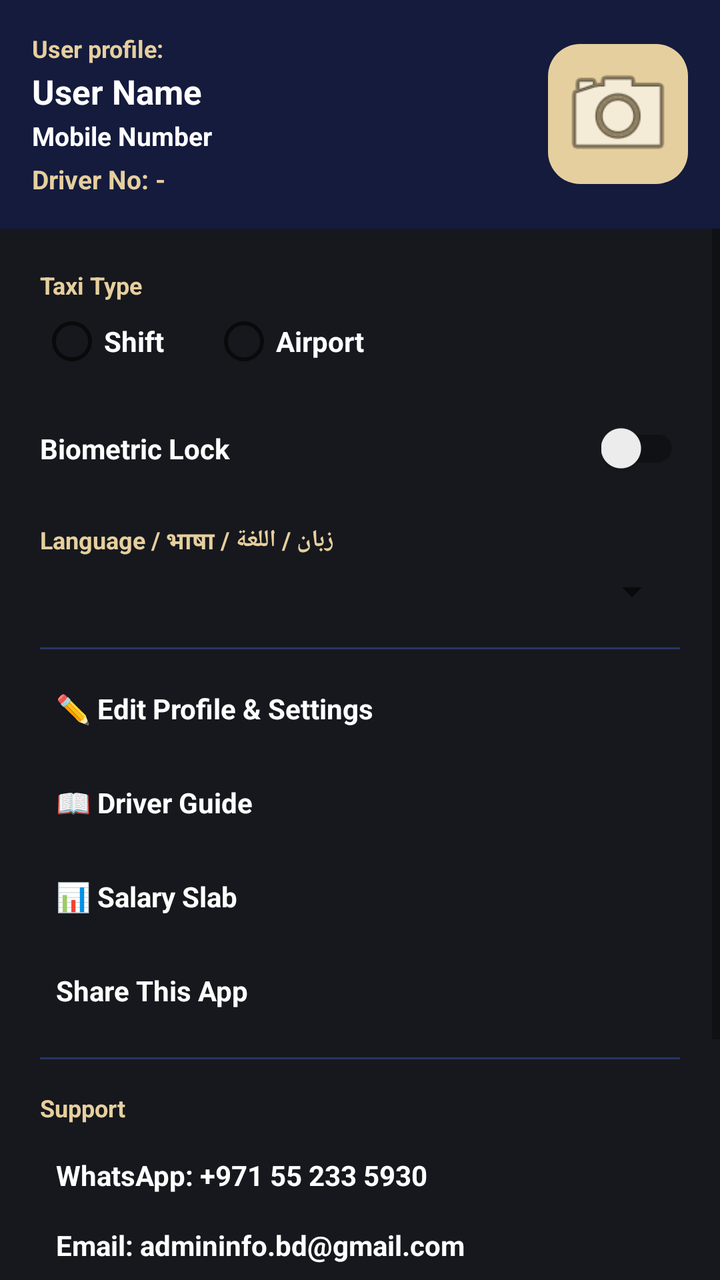
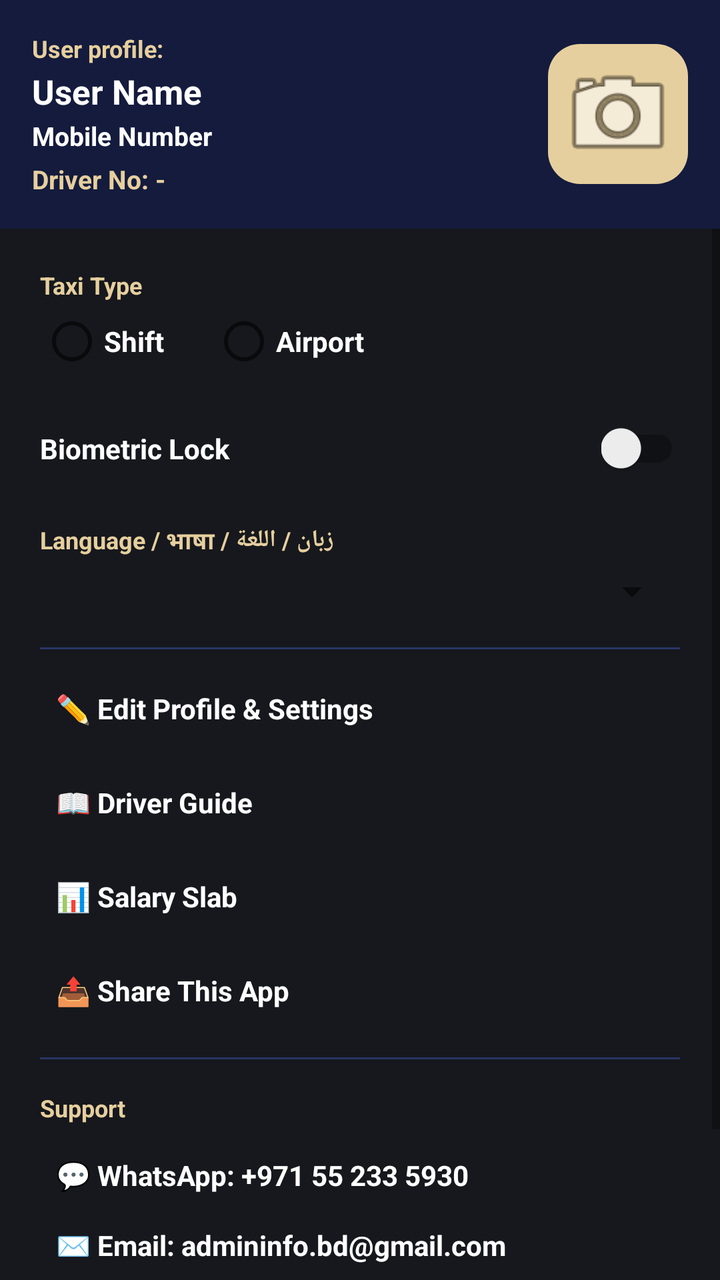

An Android layout rendered at two revisions. The XML below is the earlier revision; the diff shows what the commit changed to produce the second picture.
<!-- AndroidManifest.xml: application theme Theme.AppCompat.Light.NoActionBar -->
<!-- res/layout/nav_drawer_content.xml -->
<?xml version="1.0" encoding="utf-8"?>
<LinearLayout xmlns:android="http://schemas.android.com/apk/res/android"
    android:layout_width="match_parent"
    android:layout_height="match_parent"
    android:background="@color/ta_graphite"
    android:orientation="vertical">

    
    <LinearLayout
        android:layout_width="match_parent"
        android:layout_height="wrap_content"
        android:background="@color/ta_inky_blue"
        android:gravity="center_vertical"
        android:orientation="horizontal"
        android:padding="16dp">

        <LinearLayout
            android:layout_width="0dp"
            android:layout_height="wrap_content"
            android:layout_weight="1"
            android:orientation="vertical">

            <TextView
                android:layout_width="wrap_content"
                android:layout_height="wrap_content"
                android:text="User profile:"
                android:textColor="@color/ta_champagne"
                android:textSize="12sp"
                android:textStyle="bold" />

            <TextView
                android:id="@+id/tvDrawerName"
                android:layout_width="match_parent"
                android:layout_height="wrap_content"
                android:layout_marginTop="2dp"
                android:text="User Name"
                android:textColor="@color/ta_white"
                android:textSize="17sp"
                android:textStyle="bold" />

            <TextView
                android:id="@+id/tvDrawerMobile"
                android:layout_width="match_parent"
                android:layout_height="wrap_content"
                android:layout_marginTop="2dp"
                android:text="Mobile Number"
                android:textColor="@color/ta_white"
                android:textSize="13sp"
                android:textStyle="bold" />

            <TextView
                android:id="@+id/tvDrawerDriverNo"
                android:layout_width="match_parent"
                android:layout_height="wrap_content"
                android:layout_marginTop="4dp"
                android:text="Driver No: -"
                android:textColor="@color/ta_champagne"
                android:textSize="13sp"
                android:textStyle="bold" />
        </LinearLayout>

        
        <LinearLayout
            android:id="@+id/btnUploadProfilePic"
            android:layout_width="70dp"
            android:layout_height="70dp"
            android:background="@drawable/bg_iconbox_ta"
            android:gravity="center"
            android:orientation="vertical"
            android:padding="4dp">

            <ImageView
                android:id="@+id/ivProfilePic"
                android:layout_width="60dp"
                android:layout_height="60dp"
                android:contentDescription="Profile picture"
                android:scaleType="centerCrop"
                android:src="@android:drawable/ic_menu_camera" />
        </LinearLayout>
    </LinearLayout>

    <ScrollView
        android:layout_width="match_parent"
        android:layout_height="0dp"
        android:layout_weight="1">

        <LinearLayout
            android:layout_width="match_parent"
            android:layout_height="wrap_content"
            android:orientation="vertical"
            android:padding="20dp">

            <TextView
                android:layout_width="wrap_content"
                android:layout_height="wrap_content"
                android:text="Taxi Type"
                android:textColor="@color/ta_champagne"
                android:textSize="12sp"
                android:textStyle="bold" />

            <RadioGroup
                android:id="@+id/rgDrawerTaxiType"
                android:layout_width="match_parent"
                android:layout_height="wrap_content"
                android:layout_marginTop="4dp"
                android:layout_marginBottom="24dp"
                android:orientation="horizontal">

                <RadioButton
                    android:id="@+id/rbDrawerShiftTaxi"
                    android:layout_width="wrap_content"
                    android:layout_height="wrap_content"
                    android:text="Shift"
                    android:textColor="@color/ta_white"
                    android:textStyle="bold" />

                <RadioButton
                    android:id="@+id/rbDrawerAirportTaxi"
                    android:layout_width="wrap_content"
                    android:layout_height="wrap_content"
                    android:layout_marginStart="24dp"
                    android:text="Airport"
                    android:textColor="@color/ta_white"
                    android:textStyle="bold" />
            </RadioGroup>

            <LinearLayout
                android:layout_width="match_parent"
                android:layout_height="wrap_content"
                android:layout_marginBottom="24dp"
                android:gravity="center_vertical"
                android:orientation="horizontal">

                <TextView
                    android:layout_width="0dp"
                    android:layout_height="wrap_content"
                    android:layout_weight="1"
                    android:text="Biometric Lock"
                    android:textColor="@color/ta_white"
                    android:textSize="14sp"
                    android:textStyle="bold" />

                <androidx.appcompat.widget.SwitchCompat
                    android:id="@+id/switchBiometric"
                    android:layout_width="wrap_content"
                    android:layout_height="wrap_content" />
            </LinearLayout>

            <TextView
                android:layout_width="wrap_content"
                android:layout_height="wrap_content"
                android:layout_marginBottom="4dp"
                android:text="Language / भाषा / زبان / اللغة"
                android:textColor="@color/ta_champagne"
                android:textSize="12sp"
                android:textStyle="bold" />

            <Spinner
                android:id="@+id/spinnerLanguage"
                android:layout_width="match_parent"
                android:layout_height="wrap_content"
                android:layout_marginBottom="16dp" />

            <View
                android:layout_width="match_parent"
                android:layout_height="1dp"
                android:layout_marginBottom="12dp"
                android:background="@color/ta_inky_border" />

            <TextView
                android:id="@+id/btnEditProfile"
                android:layout_width="match_parent"
                android:layout_height="wrap_content"
                android:layout_marginBottom="12dp"
                android:padding="8dp"
                android:text="✏️ Edit Profile &amp; Settings"
                android:textColor="@color/ta_white"
                android:textSize="14sp"
                android:textStyle="bold" />

            <TextView
                android:id="@+id/btnDriverGuide"
                android:layout_width="match_parent"
                android:layout_height="wrap_content"
                android:layout_marginBottom="12dp"
                android:padding="8dp"
                android:text="📖 Driver Guide"
                android:textColor="@color/ta_white"
                android:textSize="14sp"
                android:textStyle="bold" />

            <TextView
                android:id="@+id/btnSalarySlab"
                android:layout_width="match_parent"
                android:layout_height="wrap_content"
                android:layout_marginBottom="12dp"
                android:padding="8dp"
                android:text="📊 Salary Slab"
                android:textColor="@color/ta_white"
                android:textSize="14sp"
                android:textStyle="bold" />

            <TextView
                android:id="@+id/btnShareApp"
                android:layout_width="match_parent"
                android:layout_height="wrap_content"
                android:layout_marginBottom="16dp"
                android:padding="8dp"
                android:text="Share This App"
                android:textColor="@color/ta_white"
                android:textSize="14sp"
                android:textStyle="bold" />

            <View
                android:layout_width="match_parent"
                android:layout_height="1dp"
                android:layout_marginBottom="16dp"
                android:background="@color/ta_inky_border" />

            <TextView
                android:layout_width="wrap_content"
                android:layout_height="wrap_content"
                android:text="Support"
                android:textColor="@color/ta_champagne"
                android:textSize="12sp"
                android:textStyle="bold" />

            <TextView
                android:id="@+id/btnWhatsAppSupport"
                android:layout_width="match_parent"
                android:layout_height="wrap_content"
                android:layout_marginTop="8dp"
                android:padding="8dp"
                android:text="WhatsApp: +971 55 233 5930"
                android:textColor="@color/ta_white"
                android:textSize="14sp"
                android:textStyle="bold" />

            <TextView
                android:id="@+id/btnEmailSupport"
                android:layout_width="match_parent"
                android:layout_height="wrap_content"
                android:padding="8dp"
                android:text="Email: admininfo.bd@gmail.com"
                android:textColor="@color/ta_white"
                android:textSize="14sp"
                android:textStyle="bold" />

            <View
                android:layout_width="match_parent"
                android:layout_height="1dp"
                android:layout_marginTop="16dp"
                android:layout_marginBottom="16dp"
                android:background="@color/ta_inky_border" />

            <TextView
                android:id="@+id/btnAdminPanel"
                android:layout_width="match_parent"
                android:layout_height="wrap_content"
                android:padding="8dp"
                android:text="🔒 Admin Panel"
                android:textColor="#FF6B6B"
                android:textSize="14sp"
                android:textStyle="bold" />

            <View
                android:layout_width="match_parent"
                android:layout_height="1dp"
                android:layout_marginTop="16dp"
                android:layout_marginBottom="16dp"
                android:background="@color/ta_inky_border" />

            <TextView
                android:id="@+id/btnLogout"
                android:layout_width="match_parent"
                android:layout_height="wrap_content"
                android:padding="8dp"
                android:text="🚪 Log Out"
                android:textColor="#FF6B6B"
                android:textSize="14sp"
                android:textStyle="bold" />

        </LinearLayout>
    </ScrollView>
</LinearLayout>
<!-- resources referenced by this layout -->
<resources>
  <color name="ta_champagne">#E6CF9E</color>
  <color name="ta_graphite">#16181D</color>
  <color name="ta_inky_blue">#141B3D</color>
  <color name="ta_inky_border">#2A3566</color>
  <color name="ta_white">#FFFFFF</color>
  <!-- drawable bg_iconbox_ta (drawable) -->
  <?xml version="1.0" encoding="utf-8"?>
  <shape xmlns:android="http://schemas.android.com/apk/res/android" android:shape="rectangle">
      <solid android:color="@color/ta_champagne" />
      <corners android:radius="16dp" />
  </shape>
</resources>

<!-- the commit's change to res/layout/nav_drawer_content.xml (unified diff, before → after) -->
@@ -206,7 +206,7 @@
                 android:layout_height="wrap_content"
                 android:layout_marginBottom="16dp"
                 android:padding="8dp"
-                android:text="Share This App"
+                android:text="📤 Share This App"
                 android:textColor="@color/ta_white"
                 android:textSize="14sp"
                 android:textStyle="bold" />
@@ -231,7 +231,7 @@
                 android:layout_height="wrap_content"
                 android:layout_marginTop="8dp"
                 android:padding="8dp"
-                android:text="WhatsApp: +971 55 233 5930"
+                android:text="💬 WhatsApp: +971 55 233 5930"
                 android:textColor="@color/ta_white"
                 android:textSize="14sp"
                 android:textStyle="bold" />
@@ -241,7 +241,7 @@
                 android:layout_width="match_parent"
                 android:layout_height="wrap_content"
                 android:padding="8dp"
-                android:text="Email: admininfo.bd@gmail.com"
+                android:text="✉️ Email: admininfo.bd@gmail.com"
                 android:textColor="@color/ta_white"
                 android:textSize="14sp"
                 android:textStyle="bold" />
@@ -254,23 +254,6 @@
                 android:background="@color/ta_inky_border" />
 
             <TextView
-                android:id="@+id/btnAdminPanel"
-                android:layout_width="match_parent"
-                android:layout_height="wrap_content"
-                android:padding="8dp"
-                android:text="🔒 Admin Panel"
-                android:textColor="#FF6B6B"
-                android:textSize="14sp"
-                android:textStyle="bold" />
-
-            <View
-                android:layout_width="match_parent"
-                android:layout_height="1dp"
-                android:layout_marginTop="16dp"
-                android:layout_marginBottom="16dp"
-                android:background="@color/ta_inky_border" />
-
-            <TextView
                 android:id="@+id/btnLogout"
                 android:layout_width="match_parent"
                 android:layout_height="wrap_content"
